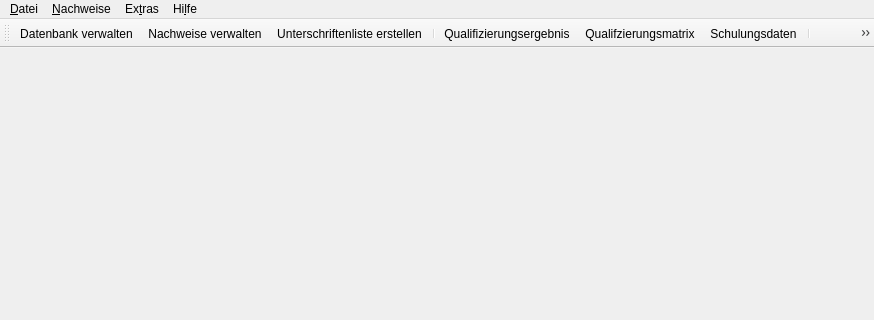
Qt form ui/qmmainwindow.ui (Christian-Kr/QualificationMatrix) before a commit; both pictures show x 0 to 874 and y 0 to 320 of the 874 by 639 pixel window.
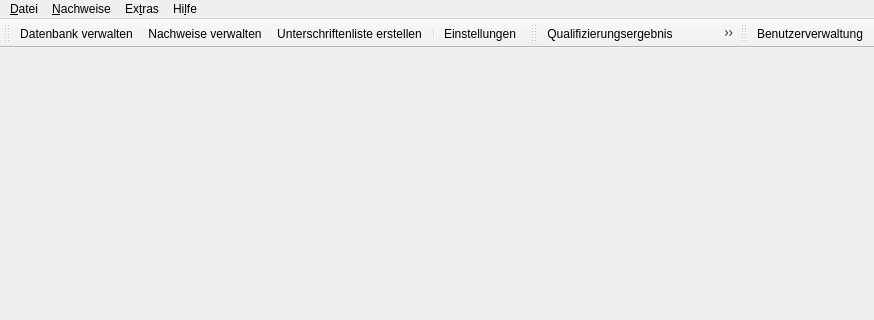
The same form after that commit. Icons and pictures are not drawn. Custom widgets are drawn as their Qt base class.

What changed in the file:
```diff
--- a/ui/qmmainwindow.ui
+++ b/ui/qmmainwindow.ui
@@ -110,8 +110,8 @@
    </property>
    <property name="iconSize">
     <size>
-     <width>26</width>
-     <height>26</height>
+     <width>24</width>
+     <height>24</height>
     </size>
    </property>
    <property name="toolButtonStyle">
@@ -130,12 +130,35 @@
    <addaction name="actManageCertificate"/>
    <addaction name="actCreateSigningList"/>
    <addaction name="separator"/>
+   <addaction name="actSettings"/>
+  </widget>
+  <widget class="QToolBar" name="tbaMode">
+   <property name="windowTitle">
+    <string>toolBar_2</string>
+   </property>
+   <property name="toolButtonStyle">
+    <enum>Qt::ToolButtonTextBesideIcon</enum>
+   </property>
+   <attribute name="toolBarArea">
+    <enum>TopToolBarArea</enum>
+   </attribute>
+   <attribute name="toolBarBreak">
+    <bool>false</bool>
+   </attribute>
    <addaction name="actModeResult"/>
    <addaction name="actModeQualiMatrix"/>
    <addaction name="actModeTrainingData"/>
-   <addaction name="separator"/>
-   <addaction name="actSettings"/>
-   <addaction name="separator"/>
+  </widget>
+  <widget class="QToolBar" name="tbaUser">
+   <property name="windowTitle">
+    <string>toolBar_2</string>
+   </property>
+   <attribute name="toolBarArea">
+    <enum>TopToolBarArea</enum>
+   </attribute>
+   <attribute name="toolBarBreak">
+    <bool>false</bool>
+   </attribute>
    <addaction name="actAMS"/>
   </widget>
   <action name="actExit">
```
Left out of the diff: 22 changed lines with no effect on the pictures.
